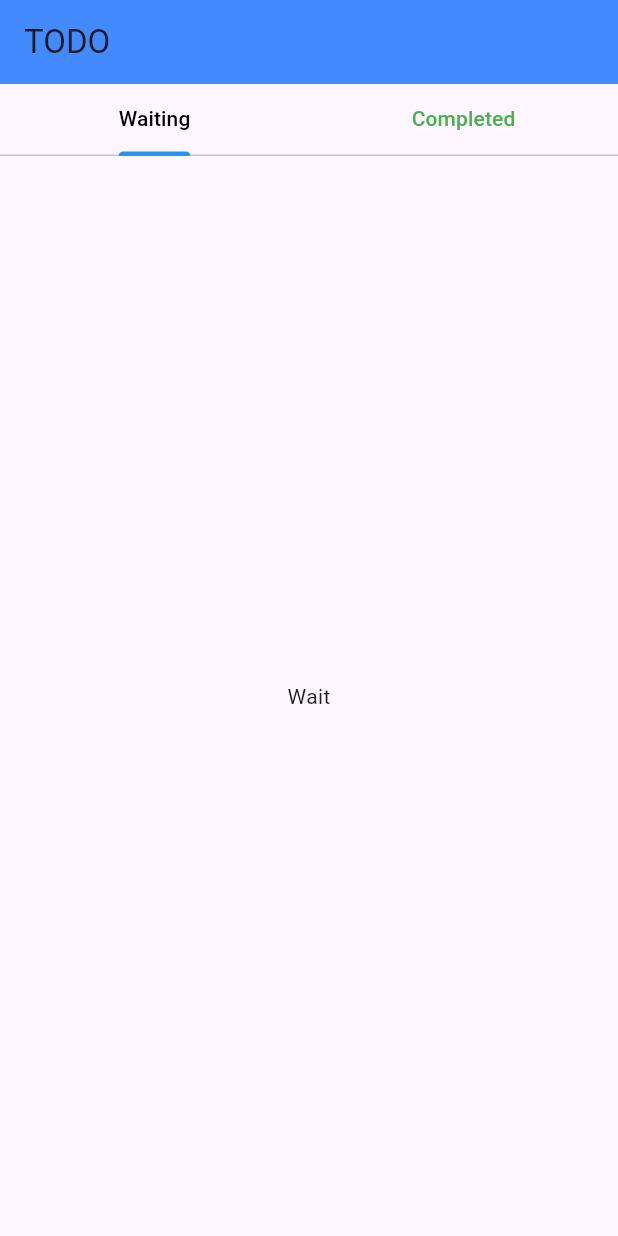
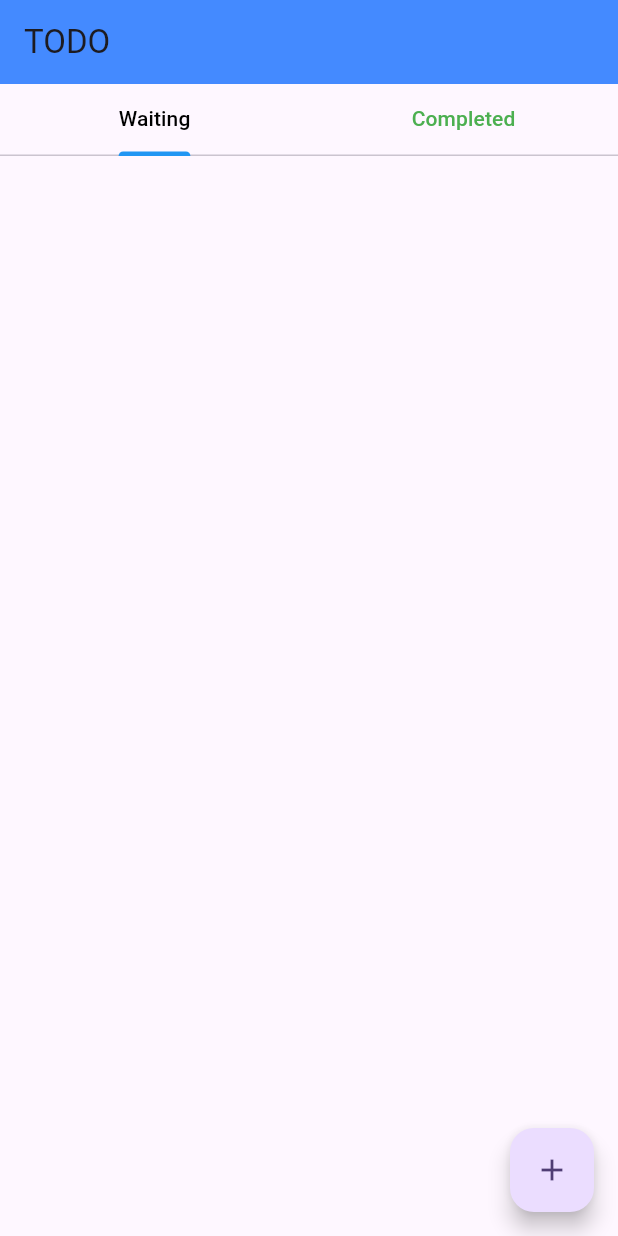
Before and after one commit to Abdooo2235/to_do, a Flutter app: the screen it shows after launch, on a phone screen of 412 x 824 dp. Run offline on Flutter 3.47's test engine with Material 3 defaults, Android fonts, the light colour scheme and no system bars.

Commit message:
to do app

```diff
--- /dev/null
+++ b/lib/Models/task_model.dart
@@ -0,0 +1,12 @@
+class TaskModel {
+  String title;
+  String? subtitle;
+  bool isCompleted;
+  DateTime createdAt;
+  TaskModel({
+    required this.title,
+    this.subtitle,
+    this.isCompleted = false,
+    required this.createdAt,
+  });
+}
--- a/lib/main.dart
+++ b/lib/main.dart
@@ -1,4 +1,5 @@
 import 'package:flutter/material.dart';
+import 'package:to_do/screens/home_screen.dart';
 
 void main() {
   runApp(const MyApp());
@@ -11,61 +12,13 @@
   @override
   Widget build(BuildContext context) {
     return MaterialApp(
-        debugShowCheckedModeBanner: false,
-        title: 'Flutter Demo',
-        theme: ThemeData(
-          colorScheme: ColorScheme.fromSeed(seedColor: Colors.deepPurple),
-          useMaterial3: true,
-        ),
-        home: const HomeScreen());
-  }
-}
-
-class HomeScreen extends StatefulWidget {
-  const HomeScreen({super.key});
-
-  @override
-  State<HomeScreen> createState() => _MyHomePageState();
-}
-
-// This widget is the root of your application.
-class _MyHomePageState extends State<HomeScreen> {
-  @override
-  Widget build(BuildContext context) {
-    return Scaffold(
-      appBar: AppBar(
-        title: const Text('TODO'),
-        backgroundColor: Colors.blueAccent,
+      debugShowCheckedModeBanner: false,
+      title: 'Flutter Demo',
+      theme: ThemeData(
+        colorScheme: ColorScheme.fromSeed(seedColor: Colors.deepPurple),
+        useMaterial3: true,
       ),
-      body: const DefaultTabController(
-        length: 2,
-        child: Column(
-          children: [
-            TabBar(
-                labelColor: Colors.black,
-                unselectedLabelColor: Colors.green,
-                indicatorColor: Colors.blue,
-                tabs: [
-                  Tab(
-                    text: "Waiting",
-                  ),
-                  Tab(
-                    text: "Completed",
-                  )
-                ]),
-            Expanded(
-              child: TabBarView(children: [
-                Center(
-                  child: Text("Wait"),
-                ),
-                Center(
-                  child: Text("Comp"),
-                )
-              ]),
-            )
-          ],
-        ),
-      ),
+      home: const HomeScreen(),
     );
   }
 }
--- a/lib/screens/home_screen.dart
+++ b/lib/screens/home_screen.dart
@@ -0,0 +1,106 @@
+import 'package:flutter/material.dart';
+import 'package:to_do/Models/task_model.dart';
+
+class HomeScreen extends StatefulWidget {
+  const HomeScreen({super.key});
+
+  @override
+  State<HomeScreen> createState() => _MyHomePageState();
+}
+
+// This widget is the root of your application.
+class _MyHomePageState extends State<HomeScreen> {
+  List<TaskModel> tasks = [];
+  bool isChecked = false;
+  @override
+  Widget build(BuildContext context) {
+    return Scaffold(
+      floatingActionButton: FloatingActionButton(
+          child: const Icon(Icons.add),
+          onPressed: () {
+            setState(() {
+              tasks.add(TaskModel(
+                  title: "task ${tasks.length}",
+                  subtitle: tasks.length.isOdd ? null : "abdoo Subtitle",
+                  createdAt: DateTime.now()));
+            });
+          }),
+      appBar: AppBar(
+        title: const Text('TODO'),
+        backgroundColor: Colors.blueAccent,
+      ),
+      body: DefaultTabController(
+        length: 2,
+        child: Column(
+          children: [
+            // ignore: prefer_const_constructors
+            TabBar(
+                labelColor: Colors.black,
+                unselectedLabelColor: Colors.green,
+                indicatorColor: Colors.blue,
+                tabs: [
+                  Tab(
+                    text: "Waiting",
+                  ),
+                  Tab(
+                    text: "Completed",
+                  )
+                ]),
+            Expanded(
+                child: TabBarView(
+              physics: NeverScrollableScrollPhysics(),
+              children: [
+                ListView.builder(
+                  padding: const EdgeInsets.all(24),
+                  itemCount: tasks.length,
+                  itemBuilder: (context, index) {
+                    return tasks[index].isCompleted
+                        ? const SizedBox()
+                        : ListTile(
+                            tileColor: Colors.blue.withOpacity(0.1),
+                            trailing: Checkbox(
+                              value: tasks[index].isCompleted,
+                              onChanged: (check) {
+                                setState(() {
+                                  tasks[index].isCompleted = check!;
+                                });
+                              },
+                            ),
+                            title: Text(tasks[index].title),
+                            subtitle: tasks[index].subtitle != null
+                                ? Text(tasks[index].subtitle!)
+                                : null,
+                          );
+                  },
+                ),
+                ListView.builder(
+                  padding: const EdgeInsets.all(24),
+                  itemCount: tasks.length,
+                  itemBuilder: (context, index) {
+                    return tasks[index].isCompleted
+                        ? const SizedBox()
+                        : ListTile(
+                            tileColor: Colors.blue.withOpacity(0.1),
+                            trailing: Checkbox(
+                              value: tasks[index].isCompleted,
+                              onChanged: (check) {
+                                setState(() {
+                                  tasks[index].isCompleted = check!;
+                                });
+                              },
+                            ),
+                            title: Text(tasks[index].title),
+                            subtitle: tasks[index].subtitle != null
+                                ? Text(tasks[index].subtitle!)
+                                : null,
+                          );
+                  },
+                ),
+              ],
+            ))
+          ],
+        ),
+      ),
+    );
+  }
+}
```
Also changed, not shown: lib/screens/homecopy.dart (added, +109 -0 lines).
